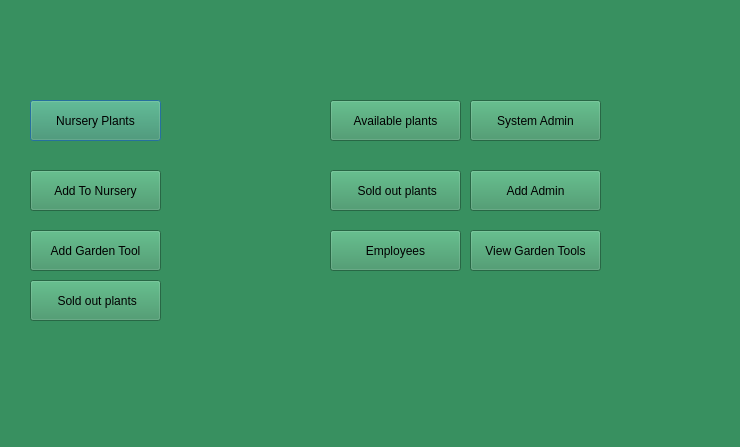
Above: adminpanel.ui from Rabsoninnora/RoseGardenPlantCareSystem before the change. Below: the same form after it.
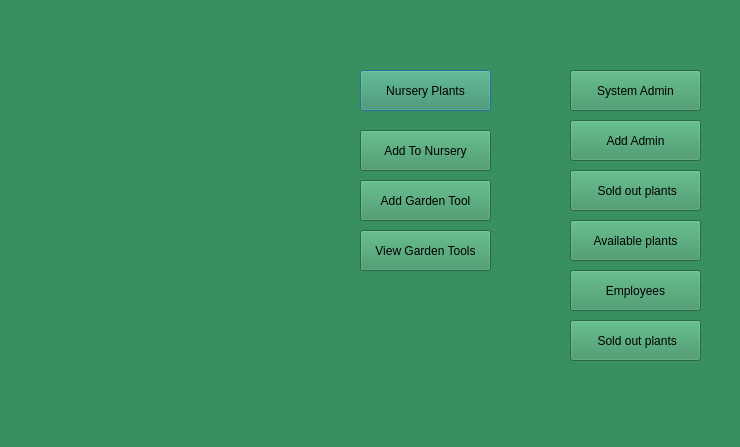
That is the form after the change.

```diff
--- a/adminpanel.ui
+++ b/adminpanel.ui
@@ -19,8 +19,8 @@
   <widget class="QPushButton" name="pushButton">
    <property name="geometry">
     <rect>
-     <x>30</x>
-     <y>100</y>
+     <x>360</x>
+     <y>70</y>
      <width>131</width>
      <height>41</height>
     </rect>
@@ -32,8 +32,8 @@
   <widget class="QPushButton" name="pushButton_2">
    <property name="geometry">
     <rect>
-     <x>470</x>
-     <y>170</y>
+     <x>570</x>
+     <y>120</y>
      <width>131</width>
      <height>41</height>
     </rect>
@@ -45,8 +45,8 @@
   <widget class="QPushButton" name="pushButton_3">
    <property name="geometry">
     <rect>
-     <x>470</x>
-     <y>100</y>
+     <x>570</x>
+     <y>70</y>
      <width>131</width>
      <height>41</height>
     </rect>
@@ -58,8 +58,8 @@
   <widget class="QPushButton" name="pushButton_4">
    <property name="geometry">
     <rect>
-     <x>330</x>
-     <y>170</y>
+     <x>570</x>
+     <y>320</y>
      <width>131</width>
      <height>41</height>
     </rect>
@@ -71,7 +71,7 @@
   <widget class="QPushButton" name="pushButton_5">
    <property name="geometry">
     <rect>
-     <x>470</x>
+     <x>360</x>
      <y>230</y>
      <width>131</width>
      <height>41</height>
@@ -84,8 +84,8 @@
   <widget class="QPushButton" name="pushButton_6">
    <property name="geometry">
     <rect>
-     <x>30</x>
-     <y>170</y>
+     <x>360</x>
+     <y>130</y>
      <width>131</width>
      <height>41</height>
     </rect>
@@ -97,8 +97,8 @@
   <widget class="QPushButton" name="pushButton_7">
    <property name="geometry">
     <rect>
-     <x>330</x>
-     <y>100</y>
+     <x>570</x>
+     <y>220</y>
      <width>131</width>
      <height>41</height>
     </rect>
@@ -110,8 +110,8 @@
   <widget class="QPushButton" name="pushButton_8">
    <property name="geometry">
     <rect>
-     <x>30</x>
-     <y>230</y>
+     <x>360</x>
+     <y>180</y>
      <width>131</width>
      <height>41</height>
     </rect>
@@ -123,8 +123,8 @@
   <widget class="QPushButton" name="pushButton_9">
    <property name="geometry">
     <rect>
-     <x>330</x>
-     <y>230</y>
+     <x>570</x>
+     <y>270</y>
      <width>131</width>
      <height>41</height>
     </rect>
@@ -136,8 +136,8 @@
   <widget class="QPushButton" name="pushButton_10">
    <property name="geometry">
     <rect>
-     <x>30</x>
-     <y>280</y>
+     <x>570</x>
+     <y>170</y>
      <width>131</width>
      <height>41</height>
     </rect>
```
Left out of the diff: 16 changed lines with no effect on the pictures.
